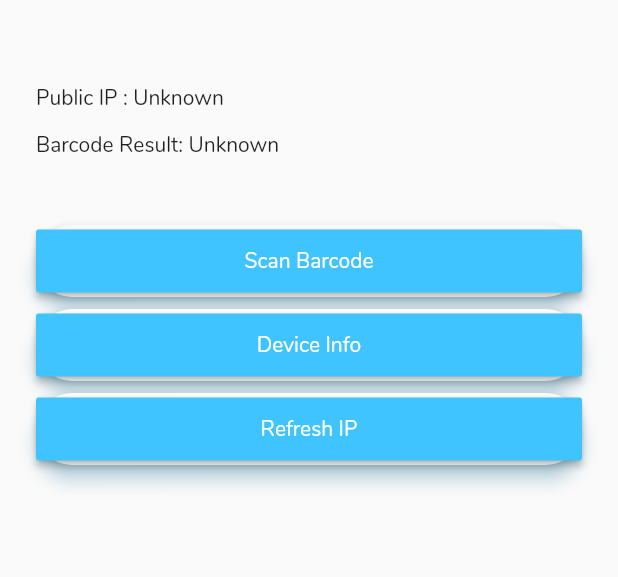
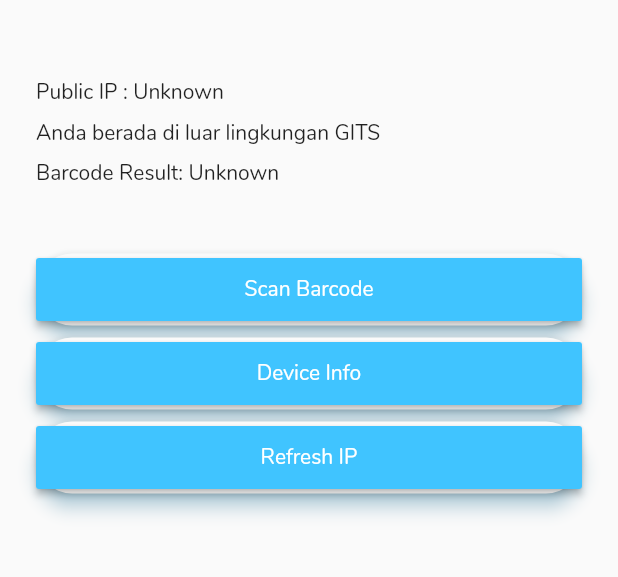
Before and after one commit to myoganugraha/tesbarcode, a Flutter app: the MainPage screen opened by its route, on a phone screen of 412 x 824 dp, the part 300-877 px from its top. Run offline on Flutter 3.47's test engine with Material 2 defaults, Android fonts, the phone set to English and light mode, and no system bars; our stand-ins replace connectivity, device_info.

Commit message:
update terus

```diff
--- a/lib/ui/MainPage.dart
+++ b/lib/ui/MainPage.dart
@@ -97,8 +97,13 @@ class _MainPage extends State<MainPage>{
     );
 
     final ipAddressTv = Padding(
-      padding: EdgeInsets.symmetric(vertical:8.0),
+      padding: EdgeInsets.symmetric(vertical:4.0),
       child: new Text("Public IP : $_ipAddress" ),
+    );
+
+    final cekLokasiTv = Padding(
+      padding: EdgeInsets.symmetric(vertical:4.0),
+      child: new Text(_ipAddress.trim().toString() == "203.210.86.14" ? 'Anda sedang berada di GITS' : 'Anda berada di luar lingkungan GITS')
     );
 
     final ipRefreshBtn = Padding(
@@ -129,6 +134,7 @@ class _MainPage extends State<MainPage>{
             SizedBox(height: 48.0),
 
             ipAddressTv,
+            cekLokasiTv,
             hasil,
             scanBtn,
             deviceInfoBtn,
```
